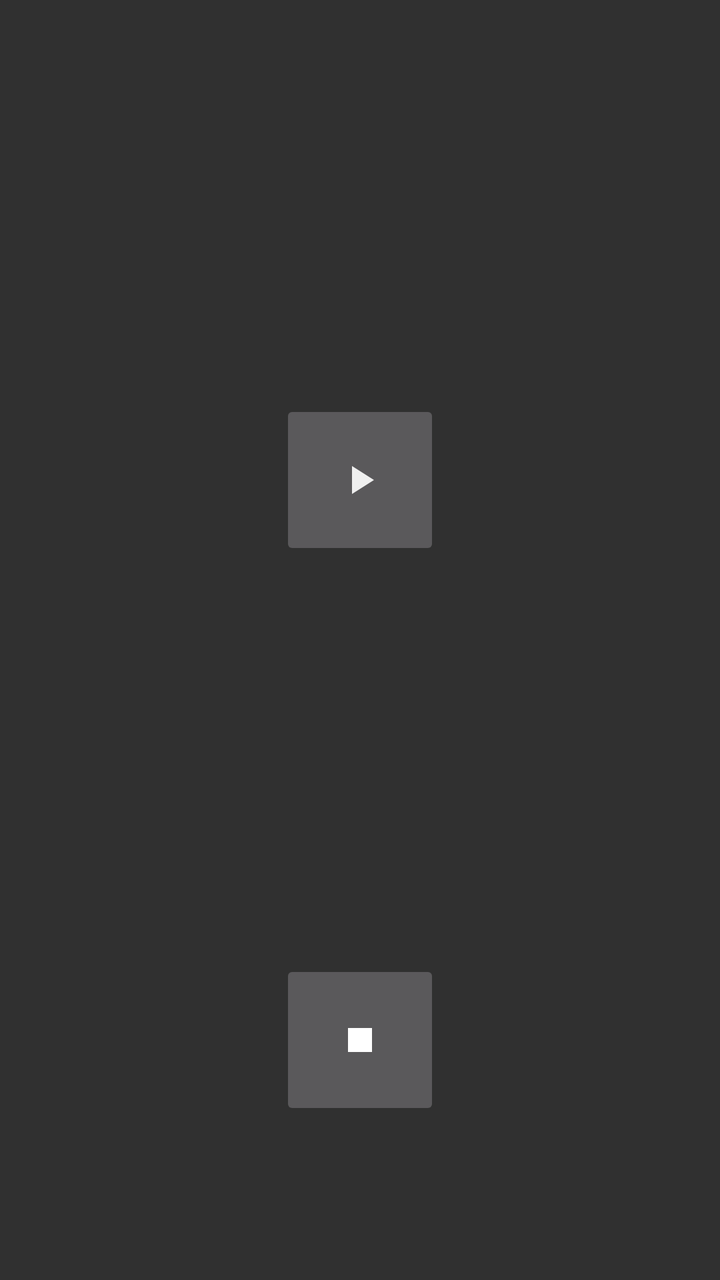
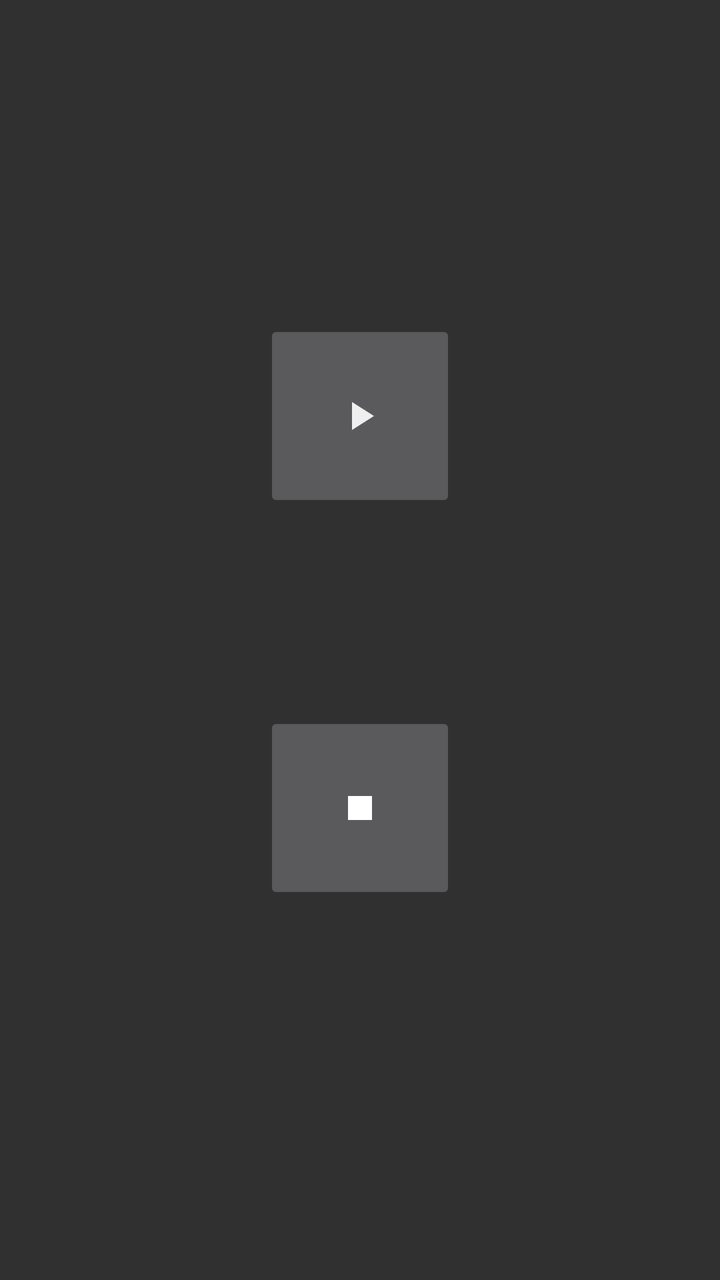

An Android layout rendered at two revisions. The XML below is the earlier revision; the diff shows what the commit changed to produce the second picture.
<!-- AndroidManifest.xml: application theme AppTheme -->
<!-- res/layout/content_main.xml -->
<?xml version="1.0" encoding="utf-8"?>
<LinearLayout xmlns:android="http://schemas.android.com/apk/res/android"
        xmlns:tools="http://schemas.android.com/tools"
        android:layout_width="match_parent"
        android:layout_height="match_parent"
        tools:showIn="@layout/activity_main"
        android:gravity="center_horizontal"
        android:orientation="vertical"
        tools:context=".MainActivity">

    <ImageButton
            android:id="@+id/buttonPlay128"
            android:layout_height="wrap_content"
            android:layout_width="wrap_content"
            android:layout_marginTop="200dp"
            android:minHeight="@dimen/min_btn_size"
            android:minWidth="@dimen/min_btn_size"
            android:src="@drawable/ic_play"
            android:onClick="onClick"
            android:contentDescription="play" />

    <ImageButton
            android:id="@+id/buttonStop"
            android:layout_height="wrap_content"
            android:layout_width="wrap_content"
            android:layout_marginTop="200dp"
            android:minHeight="@dimen/min_btn_size"
            android:minWidth="@dimen/min_btn_size"
            android:onClick="onClick"
            android:src="@drawable/ic_stop"
            android:contentDescription="stop" />

</LinearLayout>
<!-- res/layout/activity_main.xml (included above) -->
<?xml version="1.0" encoding="utf-8"?>
<androidx.coordinatorlayout.widget.CoordinatorLayout
        xmlns:android="http://schemas.android.com/apk/res/android"
        xmlns:app="http://schemas.android.com/apk/res-auto"
        xmlns:tools="http://schemas.android.com/tools"
        android:layout_width="match_parent"
        android:layout_height="match_parent"
        android:fitsSystemWindows="true"
        app:layout_behavior="@string/appbar_scrolling_view_behavior"
        tools:context=".MainActivity">

    <com.google.android.material.appbar.AppBarLayout
            android:layout_height="wrap_content"
            android:layout_width="match_parent"
            android:theme="@style/AppTheme.AppBarOverlay">

        <androidx.appcompat.widget.Toolbar
                android:id="@+id/toolbar"
                android:layout_width="match_parent"
                android:layout_height="?attr/actionBarSize"
                android:background="?attr/colorPrimary"
                app:title="RFI player"
                app:popupTheme="@style/AppTheme.PopupOverlay" />

    </com.google.android.material.appbar.AppBarLayout>

    <include
            android:id="@+id/include"
            layout="@layout/content_main"
            android:layout_width="match_parent"
            android:layout_height="match_parent"
            android:layout_marginTop="?android:attr/actionBarSize" />


</androidx.coordinatorlayout.widget.CoordinatorLayout>
<!-- resources referenced by this layout -->
<resources>
  <dimen name="min_btn_size">80dp</dimen>
  <!-- drawable ic_play (drawable) -->
  <vector android:alpha="0.9" android:height="24dp" android:tint="#FFFFFF"
      android:viewportHeight="24.0" android:viewportWidth="24.0"
      android:width="24dp" xmlns:android="http://schemas.android.com/apk/res/android">
      <path android:fillColor="#FF000000" android:pathData="M8,5v14l11,-7z"/>
  </vector>
  <!-- drawable ic_stop (drawable) -->
  <vector android:height="24dp" android:tint="#FFFFFF"
      android:viewportHeight="24" android:viewportWidth="24"
      android:width="24dp" xmlns:android="http://schemas.android.com/apk/res/android">
      <path android:fillColor="@android:color/white" android:pathData="M6,6h12v12H6z"/>
  </vector>
  <style name="AppTheme.AppBarOverlay" parent="ThemeOverlay.AppCompat.Dark.ActionBar" />
  <style name="AppTheme.PopupOverlay" parent="ThemeOverlay.AppCompat.Light" />
  <style name="AppTheme" parent="Theme.AppCompat">
          
          <item name="colorPrimary">@color/colorPrimary</item>
          <item name="colorPrimaryDark">@color/colorPrimaryDark</item>
          <item name="colorAccent">@color/colorAccent</item>
      </style>
  <color name="colorPrimary">#D00009</color>
  <color name="colorPrimaryDark">#A00009</color>
  <color name="colorAccent">#FFC107</color>
</resources>

<!-- the commit's change to res/layout/content_main.xml (unified diff, before → after) -->
@@ -12,7 +12,7 @@
             android:id="@+id/buttonPlay128"
             android:layout_height="wrap_content"
             android:layout_width="wrap_content"
-            android:layout_marginTop="200dp"
+            android:layout_marginTop="160dp"
             android:minHeight="@dimen/min_btn_size"
             android:minWidth="@dimen/min_btn_size"
             android:src="@drawable/ic_play"
@@ -23,7 +23,7 @@
             android:id="@+id/buttonStop"
             android:layout_height="wrap_content"
             android:layout_width="wrap_content"
-            android:layout_marginTop="200dp"
+            android:layout_marginTop="100dp"
             android:minHeight="@dimen/min_btn_size"
             android:minWidth="@dimen/min_btn_size"
             android:onClick="onClick"
<!-- resource entries referenced after the edit -->
@@ -1,6 +1,6 @@
 <!-- resources referenced by this layout -->
 <resources>
-  <dimen name="min_btn_size">80dp</dimen>
+  <dimen name="min_btn_size">96dp</dimen>
   <!-- drawable ic_play (drawable) -->
   <vector android:alpha="0.9" android:height="24dp" android:tint="#FFFFFF"
       android:viewportHeight="24.0" android:viewportWidth="24.0"
